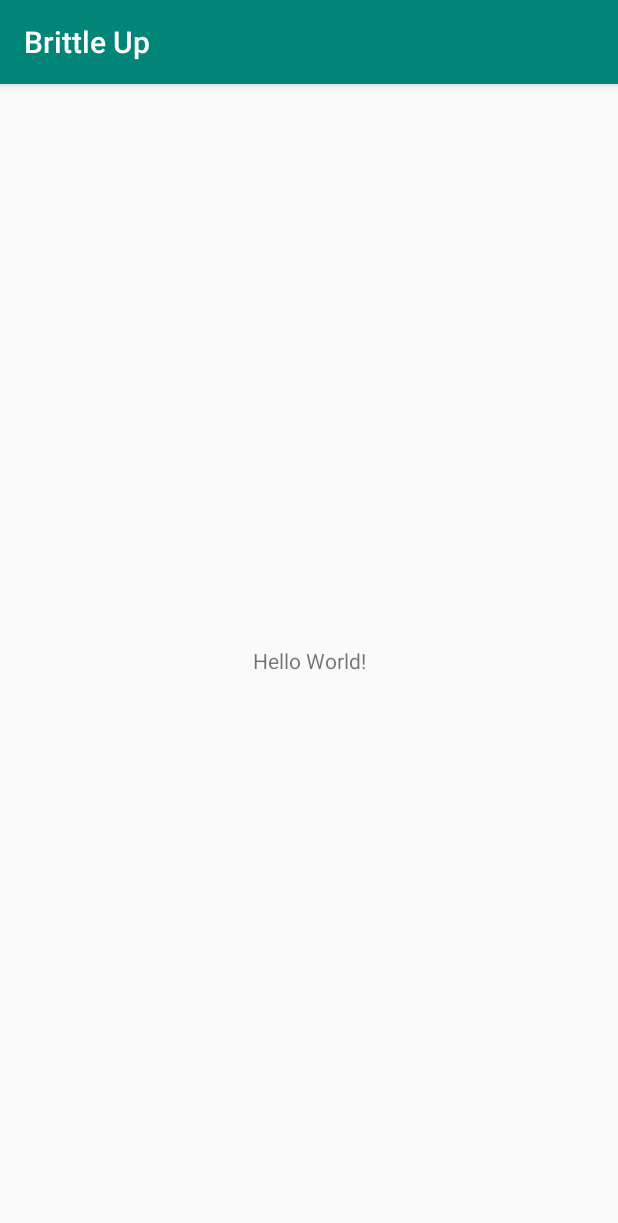
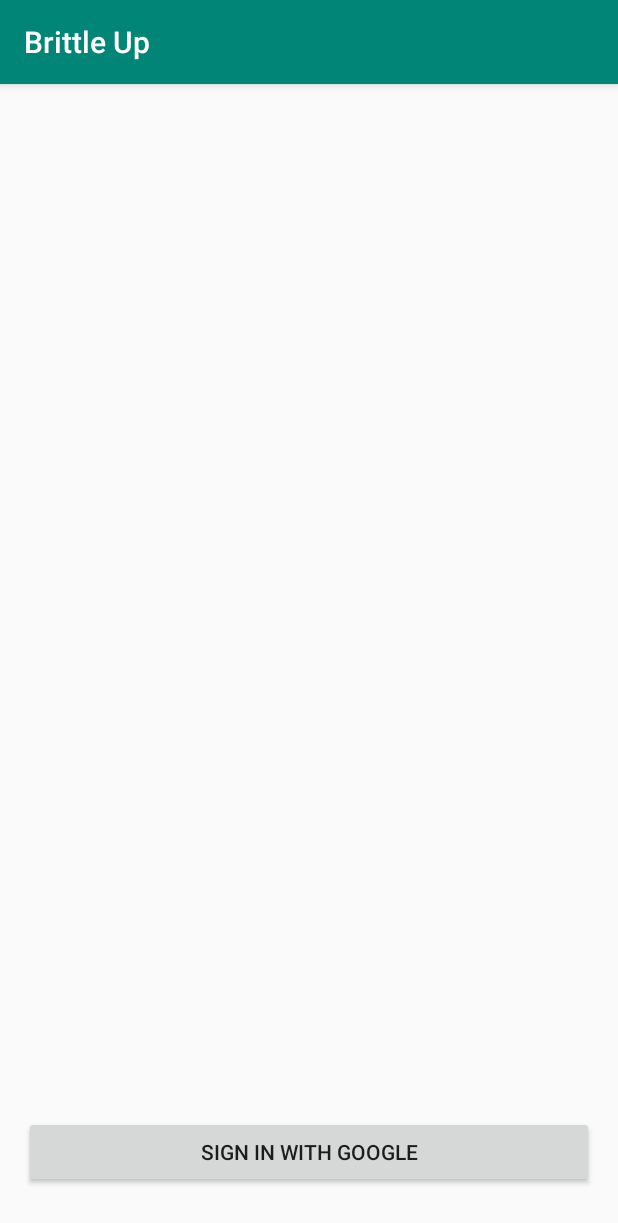
Before and after one commit to ekaterina-nikonova/brittle-up, an Android app: the screen it shows after launch (MainActivity before the commit, SignInActivity after it), on a phone screen of 412 x 824 dp. Shown: the top 1223 px of the screen. Run offline under Robolectric (Android 15) with nearby library versions, the phone set to English and light mode, and no system bars.

Commit message:
Log in with Google on main activity start

```diff
--- a/app/build.gradle
+++ b/app/build.gradle
@@ -25,4 +25,5 @@ dependencies {
     testImplementation 'junit:junit:4.12'
     androidTestImplementation 'androidx.test:runner:1.2.0'
     androidTestImplementation 'androidx.test.espresso:espresso-core:3.2.0'
+    implementation 'com.google.android.gms:play-services-auth:16.0.1'
 }
--- a/app/src/main/AndroidManifest.xml
+++ b/app/src/main/AndroidManifest.xml
@@ -4,11 +4,12 @@
 
     <application
         android:allowBackup="true"
-        android:icon="@mipmap/ic_launcher"
+        android:icon="@drawable/logo_square"
         android:label="@string/app_name"
-        android:roundIcon="@mipmap/ic_launcher_round"
+        android:roundIcon="@drawable/logo_round"
         android:supportsRtl="true"
         android:theme="@style/AppTheme">
+        <activity android:name=".SignInActivity"></activity>
         <activity android:name=".MainActivity">
             <intent-filter>
                 <action android:name="android.intent.action.MAIN" />
--- a/app/src/main/java/com/brittlepins/brittleup/MainActivity.java
+++ b/app/src/main/java/com/brittlepins/brittleup/MainActivity.java
@@ -2,13 +2,35 @@ package com.brittlepins.brittleup;
 
 import androidx.appcompat.app.AppCompatActivity;
 
+import android.content.Intent;
 import android.os.Bundle;
+import android.util.Log;
+
+import com.google.android.gms.auth.api.signin.GoogleSignInAccount;
 
 public class MainActivity extends AppCompatActivity {
+    GoogleSignInAccount mAccount;
 
     @Override
     protected void onCreate(Bundle savedInstanceState) {
         super.onCreate(savedInstanceState);
         setContentView(R.layout.activity_main);
     }
+
+    @Override
+    protected void onStart() {
+        super.onStart();
+        mAccount = getIntent().getParcelableExtra("Google account");
+
+        if (mAccount == null) {
+            Intent intent = new Intent(this, SignInActivity.class);
+            startActivity(intent);
+        } else {
+            if (mAccount != null) {
+                Log.i("Get account from intent", mAccount.getEmail());
+            } else {
+                Log.i("Get account from intent", "no account");
+            }
+        }
+    }
 }
--- /dev/null
+++ b/app/src/main/res/layout/activity_sign_in.xml
@@ -0,0 +1,21 @@
+<?xml version="1.0" encoding="utf-8"?>
+<androidx.constraintlayout.widget.ConstraintLayout xmlns:android="http://schemas.android.com/apk/res/android"
+    xmlns:app="http://schemas.android.com/apk/res-auto"
+    xmlns:tools="http://schemas.android.com/tools"
+    android:layout_width="match_parent"
+    android:layout_height="match_parent"
+    tools:context=".SignInActivity">
+
+    <Button
+        android:id="@+id/googleSignInButton"
+        android:layout_width="0dp"
+        android:layout_height="wrap_content"
+        android:layout_marginStart="16dp"
+        android:layout_marginEnd="16dp"
+        android:layout_marginBottom="32dp"
+        android:onClick="signInWithGoogle"
+        android:text="@string/sign_in_button_label"
+        app:layout_constraintBottom_toBottomOf="parent"
+        app:layout_constraintEnd_toEndOf="parent"
+        app:layout_constraintStart_toStartOf="parent" />
+</androidx.constraintlayout.widget.ConstraintLayout>
--- a/app/src/main/res/values/strings.xml
+++ b/app/src/main/res/values/strings.xml
@@ -1,3 +1,7 @@
 <resources>
     <string name="app_name">Brittle Up</string>
+
+    <string name="sign_in_button_label">Sign in with Google</string>
+
+    <string name="server_client_id">941430037672-ir93f8fn18q3j2l5n5m1e2cm6vbsa285.apps.googleusercontent.com</string>
 </resources>
```
Also changed, not shown: app/src/main/java/com/brittlepins/brittleup/SignInActivity.java (added, +66 -0 lines), app/src/main/res/drawable/logo_round.png (added), app/src/main/res/drawable/logo_square.png (added).
